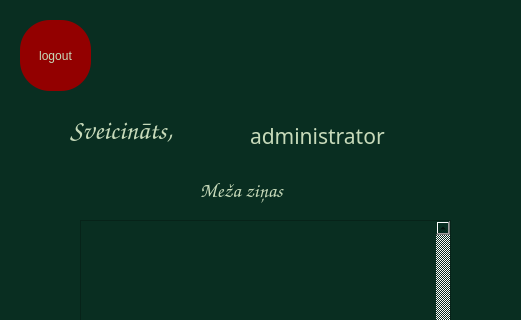
This is ui/admin.ui in tebuu24/Senu-kolekcionars-2025 as Qt 5 draws it before an edit; both pictures show x 0 to 521 and y 0 to 320 of the 521 by 850 pixel window. The edited form follows.
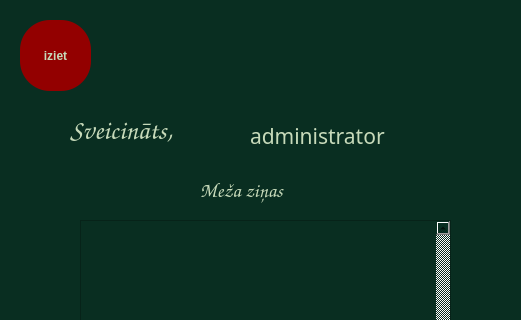
This is the edited form.

What changed in the file:
```diff
--- a/ui/admin.ui
+++ b/ui/admin.ui
@@ -431,13 +431,19 @@
       <height>71</height>
      </rect>
     </property>
+    <property name="font">
+     <font>
+      <weight>75</weight>
+      <bold>true</bold>
+     </font>
+    </property>
     <property name="styleSheet">
      <string notr="true">border-radius: 30px;
 background-color: rgb(147, 0, 0);
 color: rgb(199, 218, 186);</string>
     </property>
     <property name="text">
-     <string>logout</string>
+     <string>iziet</string>
     </property>
    </widget>
    <widget class="QPushButton" name="usersbutton">
```
